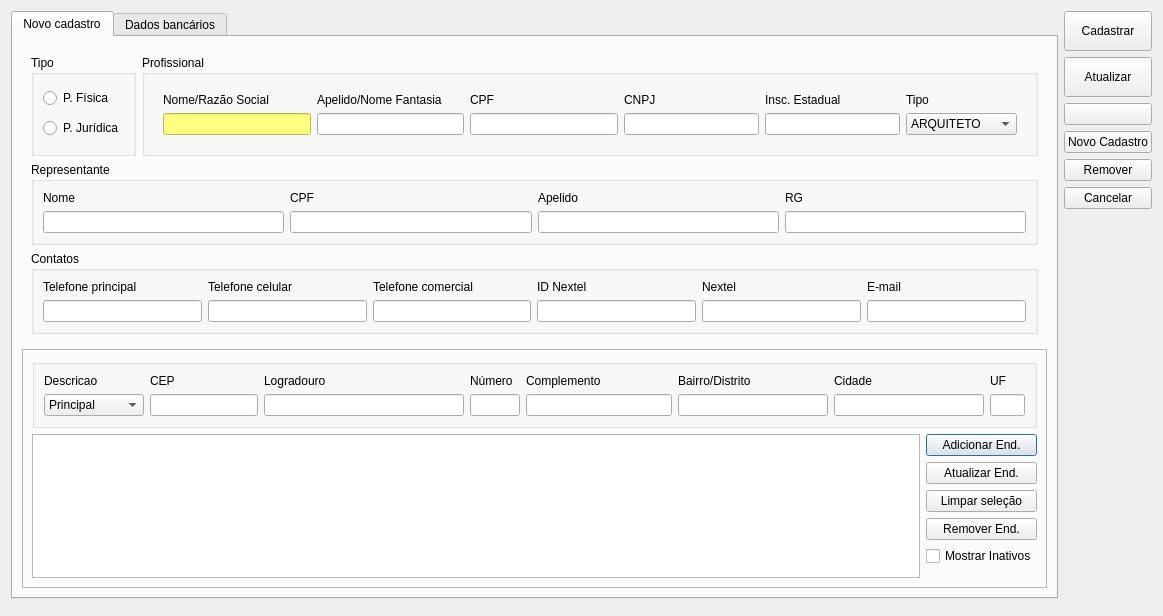
The window that ui/cadastroprofissional.ui (lellisls/ERP-STACCATO) describes before a commit, drawn with Qt 5.
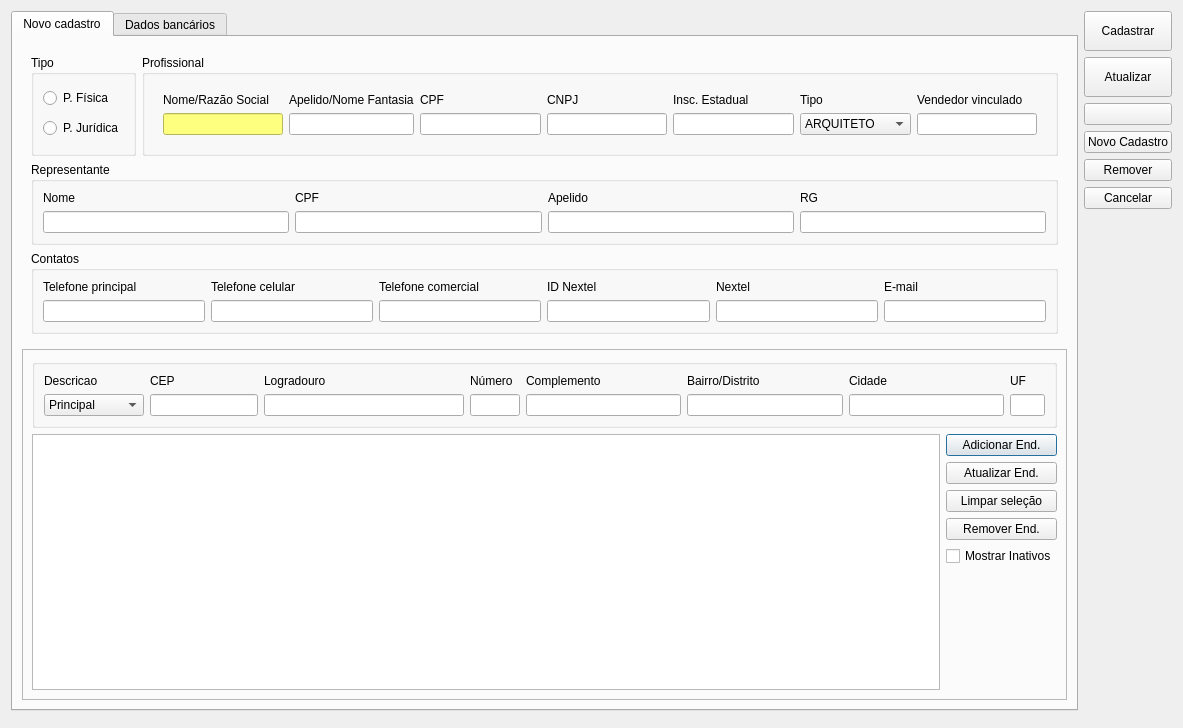
The same window after the commit. Icons and pictures are not drawn. Custom widgets are drawn as their Qt base class.

What changed in the file:
```diff
--- a/ui/cadastroprofissional.ui
+++ b/ui/cadastroprofissional.ui
@@ -9,8 +9,8 @@
    <rect>
     <x>0</x>
     <y>0</y>
-    <width>1163</width>
-    <height>616</height>
+    <width>1183</width>
+    <height>728</height>
    </rect>
   </property>
   <property name="windowTitle">
@@ -358,132 +358,25 @@
               <property name="checked">
                <bool>false</bool>
               </property>
-              <layout class="QGridLayout" name="gridLayout_10">
-               <item row="1" column="1">
+              <layout class="QGridLayout" name="gridLayout_3">
+               <item row="0" column="0">
                 <widget class="QWidget" name="widgetPJ" native="true">
                  <layout class="QGridLayout" name="gridLayout_13">
-                  <item row="0" column="0">
-                   <widget class="QLabel" name="labelCliente">
+                  <item row="1" column="5">
+                   <widget class="QLabel" name="labelTipo">
                     <property name="text">
-                     <string>Nome/Razão Social</string>
-                    </property>
-                   </widget>
-                  </item>
-                  <item row="0" column="1">
-                   <widget class="QLabel" name="label_54">
-                    <property name="text">
-                     <string>Apelido/Nome Fantasia</string>
-                    </property>
-                   </widget>
-                  </item>
-                  <item row="0" column="3">
-                   <widget class="QLabel" name="labelCNPJ">
-                    <property name="text">
-                     <string>CNPJ</string>
-                    </property>
-                   </widget>
-                  </item>
-                  <item row="0" column="4">
-                   <widget class="QLabel" name="labelInscricaoEstadual">
-                    <property name="text">
-                     <string>Insc. Estadual</string>
-                    </property>
-                   </widget>
-                  </item>
-                  <item row="1" column="0">
-                   <widget class="QLineEdit" name="lineEditProfissional">
-                    <property name="minimumSize">
-                     <size>
-                      <width>120</width>
-                      <height>0</height>
-                     </size>
-                    </property>
-                    <property name="accessibleName">
-                     <string>Nome/Razão Social</string>
-                    </property>
-                    <property name="styleSheet">
-                     <string notr="true">background-color: rgb(255, 255, 127);</string>
-                    </property>
-                   </widget>
-                  </item>
-                  <item row="1" column="1">
-                   <widget class="QLineEdit" name="lineEditNomeFantasia">
-                    <property name="minimumSize">
-                     <size>
-                      <width>120</width>
-                      <height>0</height>
-                     </size>
-                    </property>
-                    <property name="accessibleName">
-                     <string>Apelido/Nome Fantasia</string>
-                    </property>
-                   </widget>
-                  </item>
-                  <item row="1" column="3">
-                   <widget class="QLineEdit" name="lineEditCNPJ">
-                    <property name="minimumSize">
-                     <size>
-                      <width>100</width>
-                      <height>0</height>
-                     </size>
-                    </property>
-                    <property name="maximumSize">
-                     <size>
-                      <width>135</width>
-                      <height>16777215</height>
-                     </size>
-                    </property>
-                    <property name="accessibleName">
-                     <string>CNPJ</string>
-                    </property>
-                   </widget>
-                  </item>
-                  <item row="1" column="4">
-                   <widget class="QLineEdit" name="lineEditInscEstadual">
-                    <property name="minimumSize">
-                     <size>
-                      <width>100</width>
-                      <height>0</height>
-                     </size>
-                    </property>
-                    <property name="maximumSize">
-                     <size>
-                      <width>135</width>
-                      <height>16777215</height>
-                     </size>
-                    </property>
-                    <property name="accessibleName">
-                     <string>Insc. Estadual</string>
+                     <string>Tipo</string>
                     </property>
                    </widget>
                   </item>
                   <item row="1" column="2">
-                   <widget class="QLineEdit" name="lineEditCPF">
-                    <property name="minimumSize">
-                     <size>
-                      <width>100</width>
-                      <height>0</height>
-                     </size>
-                    </property>
-                    <property name="maximumSize">
-                     <size>
-                      <width>16777215</width>
-                      <height>16777215</height>
-                     </size>
-                    </property>
-                    <property name="accessibleName">
-                     <string>CPF</string>
-                    </property>
-                   </widget>
-                  </item>
-                  <item row="0" column="2">
                    <widget class="QLabel" name="labelCPF">
                     <property name="text">
                      <string>CPF</string>
                     </property>
                    </widget>
                   </item>
-                  <item row="1" column="5">
+                  <item row="2" column="5">
                    <widget class="QComboBox" name="comboBoxTipo">
                     <property name="accessibleName">
                      <string>Tipo</string>
@@ -510,10 +403,132 @@
                     </item>
                    </widget>
                   </item>
-                  <item row="0" column="5">
-                   <widget class="QLabel" name="labelTipo">
+                  <item row="1" column="0">
+                   <widget class="QLabel" name="labelCliente">
                     <property name="text">
-                     <string>Tipo</string>
+                     <string>Nome/Razão Social</string>
+                    </property>
+                   </widget>
+                  </item>
+                  <item row="1" column="1">
+                   <widget class="QLabel" name="label_54">
+                    <property name="text">
+                     <string>Apelido/Nome Fantasia</string>
+                    </property>
+                   </widget>
+                  </item>
+                  <item row="1" column="4">
+                   <widget class="QLabel" name="labelInscricaoEstadual">
+                    <property name="text">
+                     <string>Insc. Estadual</string>
+                    </property>
+                   </widget>
+                  </item>
+                  <item row="1" column="3">
+                   <widget class="QLabel" name="labelCNPJ">
+                    <property name="text">
+                     <string>CNPJ</string>
+                    </property>
+                   </widget>
+                  </item>
+                  <item row="2" column="0">
+                   <widget class="QLineEdit" name="lineEditProfissional">
+                    <property name="minimumSize">
+                     <size>
+                      <width>120</width>
+                      <height>0</height>
+                     </size>
+                    </property>
+                    <property name="accessibleName">
+                     <string>Nome/Razão Social</string>
+                    </property>
+                    <property name="styleSheet">
+                     <string notr="true">background-color: rgb(255, 255, 127);
+color: rgb(0, 0, 0);</string>
+                    </property>
+                   </widget>
+                  </item>
+                  <item row="2" column="2">
+                   <widget class="QLineEdit" name="lineEditCPF">
+                    <property name="minimumSize">
+                     <size>
+                      <width>100</width>
+                      <height>0</height>
+                     </size>
+                    </property>
+                    <property name="maximumSize">
+                     <size>
+                      <width>16777215</width>
+                      <height>16777215</height>
+                     </size>
+                    </property>
+                    <property name="accessibleName">
+                     <string>CPF</string>
+                    </property>
+                   </widget>
+                  </item>
+                  <item row="2" column="4">
+                   <widget class="QLineEdit" name="lineEditInscEstadual">
+                    <property name="minimumSize">
+                     <size>
+                      <width>100</width>
+                      <height>0</height>
+                     </size>
+                    </property>
+                    <property name="maximumSize">
+                     <size>
+                      <width>135</width>
+                      <height>16777215</height>
+                     </size>
+                    </property>
+                    <property name="accessibleName">
+                     <string>Insc. Estadual</string>
+                    </property>
+                   </widget>
+                  </item>
+                  <item row="2" column="1">
+                   <widget class="QLineEdit" name="lineEditNomeFantasia">
+                    <property name="minimumSize">
+                     <size>
+                      <width>120</width>
+                      <height>0</height>
+                     </size>
+                    </property>
+                    <property name="accessibleName">
+                     <string>Apelido/Nome Fantasia</string>
+                    </property>
+                   </widget>
+                  </item>
+                  <item row="2" column="3">
+                   <widget class="QLineEdit" name="lineEditCNPJ">
+                    <property name="minimumSize">
+                     <size>
+                      <width>100</width>
+                      <height>0</height>
+                     </size>
+                    </property>
+                    <property name="maximumSize">
+                     <size>
+                      <width>135</width>
+                      <height>16777215</height>
+                     </size>
+                    </property>
+                    <property name="accessibleName">
+                     <string>CNPJ</string>
+                    </property>
+                   </widget>
+                  </item>
+                  <item row="2" column="6">
+                   <widget class="ItemBox" name="itemBoxVendedor">
+                    <property name="accessibleName">
+                     <string>Vendedor</string>
+                    </property>
+                   </widget>
+                  </item>
+                  <item row="1" column="6">
+                   <widget class="QLabel" name="labelTipo_2">
+                    <property name="text">
+                     <string>Vendedor vinculado</string>
                     </property>
                    </widget>
                   </item>
@@ -987,6 +1002,11 @@
    <extends>QLineEdit</extends>
    <header>src/lineedittel.h</header>
   </customwidget>
+  <customwidget>
+   <class>ItemBox</class>
+   <extends>QLineEdit</extends>
+   <header>src/itembox.h</header>
+  </customwidget>
  </customwidgets>
  <tabstops>
   <tabstop>tabWidget</tabstop>
```
